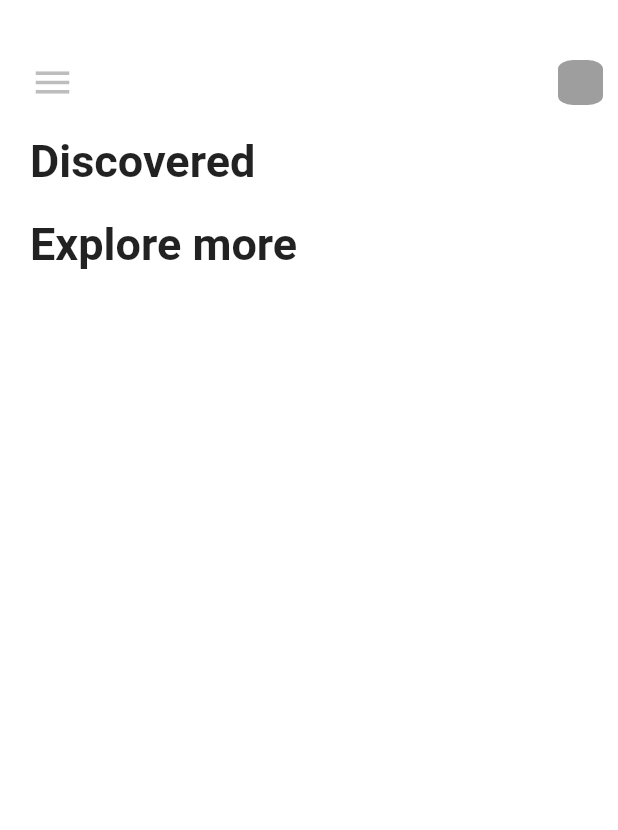
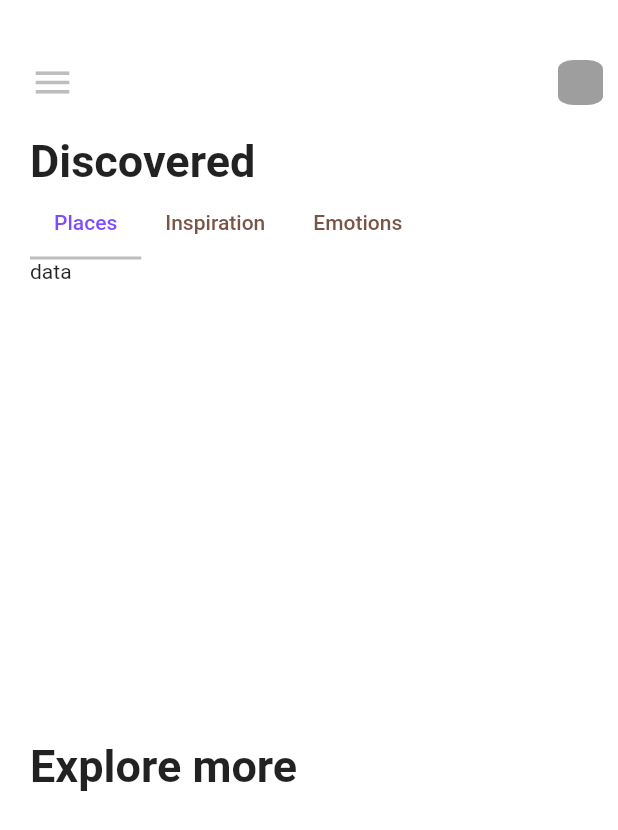
Before and after one commit to Sohag-84/tabbar_without_appbar, a Flutter app: the screen it shows after launch, on a phone screen of 412 x 824 dp. Shown: the top 830 px of the screen. Run offline on Flutter 3.47's test engine with Material 2 defaults, Android fonts, the phone set to English and light mode, and no system bars.

Commit message:
Create tabbar

```diff
--- a/lib/main.dart
+++ b/lib/main.dart
@@ -21,10 +21,13 @@ class HomePage extends StatefulWidget {
   State<HomePage> createState() => _HomePageState();
 }
 
-class _HomePageState extends State<HomePage>  {
+class _HomePageState extends State<HomePage>  with TickerProviderStateMixin{
 
   @override
   Widget build(BuildContext context) {
+
+    TabController _tabController = TabController(length: 3, vsync: this);
+
     return Scaffold(
       backgroundColor: Colors.white,
       body: Column(
@@ -51,6 +54,35 @@ class _HomePageState extends State<HomePage>  {
             padding: const EdgeInsets.only(left: 20),
             child: const Text("Discovered",style: TextStyle(fontSize: 30,fontWeight: FontWeight.bold),),
           ),
+          Container(
+            padding: const EdgeInsets.only(left: 20),
+            child:  TabBar(
+              controller: _tabController,
+              labelColor: Colors.deepPurpleAccent,
+              unselectedLabelColor: Colors.brown,
+              isScrollable: true,
+              indicatorColor: Colors.black26,
+              tabs: const [
+                Tab(text: 'Places',),
+                Tab(text: 'Inspiration',),
+                Tab(text: 'Emotions',),
+              ],
+            ),
+          ),
+          Container(
+            padding: const EdgeInsets.only(left: 20),
+            width: double.maxFinite,
+            height: 300,
+            child: TabBarView(
+              controller: _tabController,
+              children: const [
+                Text('data'),
+                Text('data'),
+                Text('data'),
+              ],
+
+            ),
+          ),
 
           const SizedBox(height: 20,),
           Container(
```
